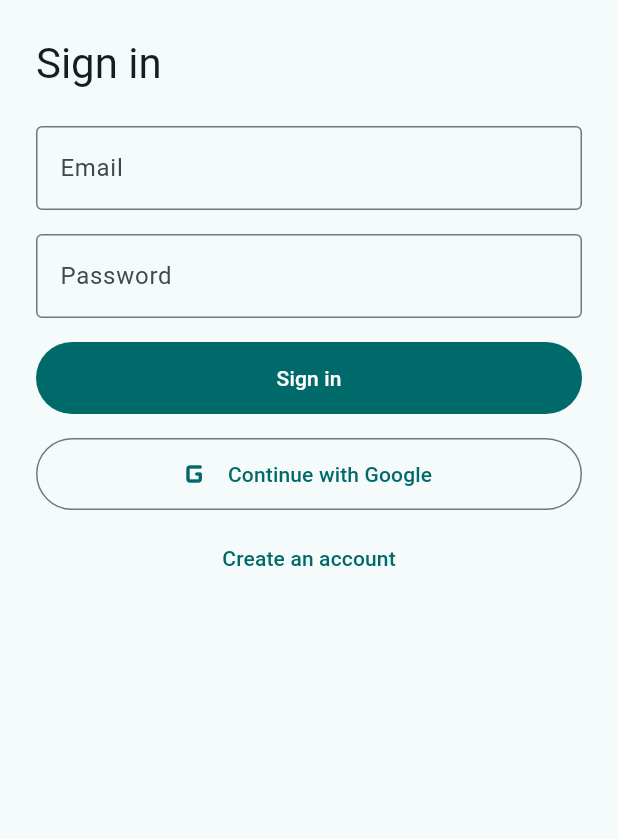
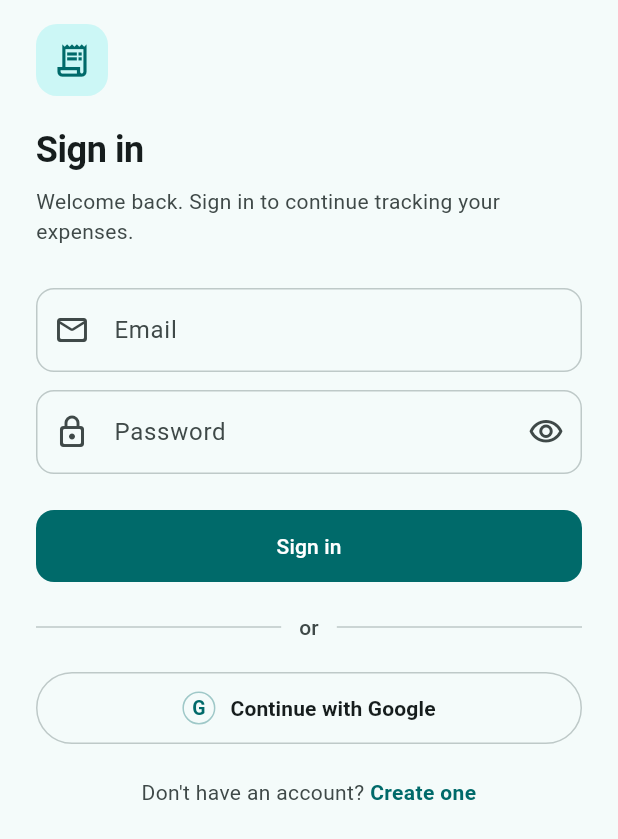
Before and after one commit to antharph/expenses_frontend, a Flutter app: the screen it shows after launch, on a phone screen of 412 x 824 dp. Shown: the top 839 px of the screen. Run offline on Flutter 3.47's test engine with Material 3 defaults, Android fonts, the phone set to English and light mode, and no system bars; our stand-ins replace dio, firebase_auth, firebase_core, fl_chart, flutter_riverpod, flutter_slidable and 4 more; accounts and stored records are empty.

Commit message:
login and registration

```diff
--- a/lib/features/auth/presentation/login_screen.dart
+++ b/lib/features/auth/presentation/login_screen.dart
@@ -3,6 +3,7 @@ import 'package:flutter_riverpod/flutter_riverpod.dart';
 
 import '../application/auth_page.dart';
 import '../application/session_notifier.dart';
+import 'widgets/auth_form_widgets.dart';
 
 class LoginScreen extends ConsumerStatefulWidget {
   const LoginScreen({super.key});
@@ -78,39 +79,39 @@ class _LoginScreenState extends ConsumerState<LoginScreen> {
 
   @override
   Widget build(BuildContext context) {
+    final scheme = Theme.of(context).colorScheme;
+
     return Scaffold(
-      body: SafeArea(
-        child: Center(
-          child: ConstrainedBox(
-            constraints: const BoxConstraints(maxWidth: 420),
-            child: ListView(
-              padding: const EdgeInsets.all(24),
+      body: AuthScaffold(
+        child: Column(
+          crossAxisAlignment: CrossAxisAlignment.stretch,
           children: [
-                Text(
-                  'Sign in',
-                  style: Theme.of(context).textTheme.headlineMedium,
+            const AuthHeader(
+              title: 'Sign in',
+              subtitle: 'Welcome back. Sign in to continue tracking your expenses.',
             ),
             if (_authError != null) ...[
-                  const SizedBox(height: 12),
-                  Text(
-                    _authError!,
-                    style: Theme.of(context).textTheme.bodyMedium?.copyWith(
-                          color: Theme.of(context).colorScheme.error,
-                        ),
-                  ),
+              const SizedBox(height: 20),
+              AuthErrorBanner(message: _authError!),
             ],
-                const SizedBox(height: 24),
+            const SizedBox(height: 28),
             Form(
               key: _formKey,
               child: Column(
+                crossAxisAlignment: CrossAxisAlignment.stretch,
                 children: [
                   TextFormField(
                     controller: _email,
                     keyboardType: TextInputType.emailAddress,
+                    textInputAction: TextInputAction.next,
                     autofillHints: const [AutofillHints.email],
-                        decoration: const InputDecoration(
-                          labelText: 'Email',
-                          border: OutlineInputBorder(),
+                    decoration: authFieldDecoration(
+                      context,
+                      label: 'Email',
+                      prefixIcon: Icon(
+                        Icons.mail_outline_rounded,
+                        color: scheme.onSurfaceVariant,
+                      ),
                     ),
                     validator: (value) {
                       final v = value?.trim() ?? '';
@@ -123,15 +124,11 @@ class _LoginScreenState extends ConsumerState<LoginScreen> {
                       return null;
                     },
                   ),
-                      const SizedBox(height: 16),
-                      TextFormField(
+                  const SizedBox(height: 12),
+                  AuthPasswordField(
                     controller: _password,
-                        obscureText: true,
+                    label: 'Password',
                     autofillHints: const [AutofillHints.password],
-                        decoration: const InputDecoration(
-                          labelText: 'Password',
-                          border: OutlineInputBorder(),
-                        ),
                     validator: (value) {
                       if (value == null || value.isEmpty) {
                         return 'Enter your password';
@@ -139,11 +136,14 @@ class _LoginScreenState extends ConsumerState<LoginScreen> {
                       return null;
                     },
                   ),
-                      const SizedBox(height: 16),
+                  const SizedBox(height: 24),
                   FilledButton(
                     onPressed: _busy ? null : _submitEmailPassword,
                     style: FilledButton.styleFrom(
                       minimumSize: const Size.fromHeight(48),
+                      shape: RoundedRectangleBorder(
+                        borderRadius: BorderRadius.circular(12),
+                      ),
                     ),
                     child: _submittingEmail
                         ? const SizedBox(
@@ -153,31 +153,27 @@ class _LoginScreenState extends ConsumerState<LoginScreen> {
                           )
                         : const Text('Sign in'),
                   ),
-                      const SizedBox(height: 16),
-                      OutlinedButton.icon(
+                  const SizedBox(height: 20),
+                  const AuthOrDivider(),
+                  const SizedBox(height: 20),
+                  GoogleSignInButton(
                     onPressed: _busy ? null : _submitGoogle,
-                        icon: const Icon(Icons.g_mobiledata_rounded, size: 28),
-                        label: const Text('Continue with Google'),
-                        style: OutlinedButton.styleFrom(
-                          minimumSize: const Size.fromHeight(48),
-                        ),
+                    loading: _submittingGoogle,
                   ),
                 ],
               ),
             ),
             const SizedBox(height: 8),
-                TextButton(
+            AuthFooterLink(
+              prompt: "Don't have an account?",
+              actionLabel: 'Create one',
               onPressed: _busy
                   ? null
                   : () {
-                          ref.read(authPageProvider.notifier).state =
-                              AuthPage.register;
+                      ref.read(authPageProvider.notifier).state = AuthPage.register;
                     },
-                  child: const Text('Create an account'),
             ),
           ],
-            ),
-          ),
         ),
       ),
     );
--- a/lib/features/auth/presentation/register_screen.dart
+++ b/lib/features/auth/presentation/register_screen.dart
@@ -3,6 +3,7 @@ import 'package:flutter_riverpod/flutter_riverpod.dart';
 
 import '../application/auth_page.dart';
 import '../application/session_notifier.dart';
+import 'widgets/auth_form_widgets.dart';
 
 class RegisterScreen extends ConsumerStatefulWidget {
   const RegisterScreen({super.key});
@@ -61,39 +62,39 @@ class _RegisterScreenState extends ConsumerState<RegisterScreen> {
   @override
   Widget build(BuildContext context) {
     final busy = _submitting;
+    final scheme = Theme.of(context).colorScheme;
 
     return Scaffold(
-      body: SafeArea(
-        child: Center(
-          child: ConstrainedBox(
-            constraints: const BoxConstraints(maxWidth: 420),
-            child: ListView(
-              padding: const EdgeInsets.all(24),
+      body: AuthScaffold(
+        child: Column(
+          crossAxisAlignment: CrossAxisAlignment.stretch,
           children: [
-                Text(
-                  'Create account',
-                  style: Theme.of(context).textTheme.headlineMedium,
+            const AuthHeader(
+              title: 'Create account',
+              subtitle: 'Set up your account to start tracking expenses.',
             ),
             if (_registerError != null) ...[
-                  const SizedBox(height: 12),
-                  Text(
-                    _registerError!,
-                    style: Theme.of(context).textTheme.bodyMedium?.copyWith(
-                          color: Theme.of(context).colorScheme.error,
-                        ),
-                  ),
+              const SizedBox(height: 20),
+              AuthErrorBanner(message: _registerError!),
             ],
-                const SizedBox(height: 24),
+            const SizedBox(height: 28),
             Form(
               key: _formKey,
               child: Column(
+                crossAxisAlignment: CrossAxisAlignment.stretch,
                 children: [
                   TextFormField(
                     controller: _name,
                     textCapitalization: TextCapitalization.words,
-                        decoration: const InputDecoration(
-                          labelText: 'Name',
-                          border: OutlineInputBorder(),
+                    textInputAction: TextInputAction.next,
+                    autofillHints: const [AutofillHints.name],
+                    decoration: authFieldDecoration(
+                      context,
+                      label: 'Name',
+                      prefixIcon: Icon(
+                        Icons.person_outline_rounded,
+                        color: scheme.onSurfaceVariant,
+                      ),
                     ),
                     validator: (value) {
                       if (value == null || value.trim().isEmpty) {
@@ -102,14 +103,19 @@ class _RegisterScreenState extends ConsumerState<RegisterScreen> {
                       return null;
                     },
                   ),
-                      const SizedBox(height: 16),
+                  const SizedBox(height: 12),
                   TextFormField(
                     controller: _email,
                     keyboardType: TextInputType.emailAddress,
+                    textInputAction: TextInputAction.next,
                     autofillHints: const [AutofillHints.email],
-                        decoration: const InputDecoration(
-                          labelText: 'Email',
-                          border: OutlineInputBorder(),
+                    decoration: authFieldDecoration(
+                      context,
+                      label: 'Email',
+                      prefixIcon: Icon(
+                        Icons.mail_outline_rounded,
+                        color: scheme.onSurfaceVariant,
+                      ),
                     ),
                     validator: (value) {
                       final v = value?.trim() ?? '';
@@ -122,15 +128,11 @@ class _RegisterScreenState extends ConsumerState<RegisterScreen> {
                       return null;
                     },
                   ),
-                      const SizedBox(height: 16),
-                      TextFormField(
+                  const SizedBox(height: 12),
+                  AuthPasswordField(
                     controller: _password,
-                        obscureText: true,
+                    label: 'Password',
                     autofillHints: const [AutofillHints.newPassword],
-                        decoration: const InputDecoration(
-                          labelText: 'Password',
-                          border: OutlineInputBorder(),
-                        ),
                     validator: (value) {
                       if (value == null || value.isEmpty) {
                         return 'Enter a password';
@@ -141,27 +143,29 @@ class _RegisterScreenState extends ConsumerState<RegisterScreen> {
                       return null;
                     },
                   ),
-                      const SizedBox(height: 16),
-                      TextFormField(
+                  const SizedBox(height: 12),
+                  AuthPasswordField(
                     controller: _passwordConfirmation,
-                        obscureText: true,
+                    label: 'Confirm password',
                     autofillHints: const [AutofillHints.newPassword],
-                        decoration: const InputDecoration(
-                          labelText: 'Confirm password',
-                          border: OutlineInputBorder(),
-                        ),
                     validator: (value) {
+                      if (value == null || value.isEmpty) {
+                        return 'Confirm your password';
+                      }
                       if (value != _password.text) {
                         return 'Passwords do not match';
                       }
                       return null;
                     },
                   ),
-                      const SizedBox(height: 16),
+                  const SizedBox(height: 24),
                   FilledButton(
                     onPressed: busy ? null : _submit,
                     style: FilledButton.styleFrom(
                       minimumSize: const Size.fromHeight(48),
+                      shape: RoundedRectangleBorder(
+                        borderRadius: BorderRadius.circular(12),
+                      ),
                     ),
                     child: busy
                         ? const SizedBox(
@@ -175,18 +179,16 @@ class _RegisterScreenState extends ConsumerState<RegisterScreen> {
               ),
             ),
             const SizedBox(height: 8),
-                TextButton(
+            AuthFooterLink(
+              prompt: 'Already have an account?',
+              actionLabel: 'Sign in',
               onPressed: busy
                   ? null
                   : () {
-                          ref.read(authPageProvider.notifier).state =
-                              AuthPage.login;
+                      ref.read(authPageProvider.notifier).state = AuthPage.login;
                     },
-                  child: const Text('Already have an account? Sign in'),
             ),
           ],
-            ),
-          ),
         ),
       ),
     );
--- /dev/null
+++ b/lib/features/auth/presentation/widgets/auth_form_widgets.dart
@@ -0,0 +1,354 @@
+import 'package:flutter/material.dart';
+
+/// Shared layout and field styling for sign-in and registration screens.
+///
+/// Keeps auth forms visually aligned with other premium sheets (filled fields,
+/// rounded borders, clear hierarchy) without duplicating decoration logic.
+
+InputDecoration authFieldDecoration(
+  BuildContext context, {
+  required String label,
+  String? hint,
+  Widget? prefixIcon,
+  Widget? suffixIcon,
+}) {
+  final scheme = Theme.of(context).colorScheme;
+
+  return InputDecoration(
+    labelText: label,
+    hintText: hint,
+    prefixIcon: prefixIcon,
+    suffixIcon: suffixIcon,
+    filled: true,
+    fillColor: scheme.surface,
+    border: OutlineInputBorder(borderRadius: BorderRadius.circular(12)),
+    enabledBorder: OutlineInputBorder(
+      borderRadius: BorderRadius.circular(12),
+      borderSide: BorderSide(color: scheme.outlineVariant),
+    ),
+    focusedBorder: OutlineInputBorder(
+      borderRadius: BorderRadius.circular(12),
+      borderSide: BorderSide(color: scheme.primary, width: 1.5),
+    ),
+    errorBorder: OutlineInputBorder(
+      borderRadius: BorderRadius.circular(12),
+      borderSide: BorderSide(color: scheme.error),
+    ),
+    focusedErrorBorder: OutlineInputBorder(
+      borderRadius: BorderRadius.circular(12),
+      borderSide: BorderSide(color: scheme.error, width: 1.5),
+    ),
+  );
+}
+
+class AuthScaffold extends StatelessWidget {
+  const AuthScaffold({
+    super.key,
+    required this.child,
+  });
+
+  final Widget child;
+
+  @override
+  Widget build(BuildContext context) {
+    final surface = Theme.of(context).scaffoldBackgroundColor;
+    final bottomInset = MediaQuery.viewInsetsOf(context).bottom;
+    final safeBottom = MediaQuery.paddingOf(context).bottom;
+
+    return ColoredBox(
+      color: surface,
+      child: SafeArea(
+        child: Center(
+          child: ConstrainedBox(
+            constraints: const BoxConstraints(maxWidth: 420),
+            child: ListView(
+              padding: EdgeInsets.fromLTRB(24, 16, 24, bottomInset + safeBottom + 24),
+              keyboardDismissBehavior: ScrollViewKeyboardDismissBehavior.onDrag,
+              children: [child],
+            ),
+          ),
+        ),
+      ),
+    );
+  }
+}
+
+class AuthHeader extends StatelessWidget {
+  const AuthHeader({
+    super.key,
+    required this.title,
+    required this.subtitle,
+  });
+
+  final String title;
+  final String subtitle;
+
+  @override
+  Widget build(BuildContext context) {
+    final theme = Theme.of(context);
+    final scheme = theme.colorScheme;
+
+    return Column(
+      crossAxisAlignment: CrossAxisAlignment.start,
+      children: [
+        Container(
+          width: 48,
+          height: 48,
+          decoration: BoxDecoration(
+            color: scheme.primaryContainer.withValues(alpha: 0.45),
+            borderRadius: BorderRadius.circular(14),
+          ),
+          child: Icon(
+            Icons.receipt_long_outlined,
+            color: scheme.primary,
+            size: 26,
+          ),
+        ),
+        const SizedBox(height: 20),
+        Text(
+          title,
+          style: theme.textTheme.headlineSmall?.copyWith(
+            fontWeight: FontWeight.w700,
+            letterSpacing: -0.3,
+          ),
+        ),
+        const SizedBox(height: 8),
+        Text(
+          subtitle,
+          style: theme.textTheme.bodyMedium?.copyWith(
+            color: scheme.onSurfaceVariant,
+            height: 1.4,
+          ),
+        ),
+      ],
+    );
+  }
+}
+
+class AuthErrorBanner extends StatelessWidget {
+  const AuthErrorBanner({super.key, required this.message});
+
+  final String message;
+
+  @override
+  Widget build(BuildContext context) {
+    final scheme = Theme.of(context).colorScheme;
+
+    return Container(
+      width: double.infinity,
+      padding: const EdgeInsets.symmetric(horizontal: 14, vertical: 12),
+      decoration: BoxDecoration(
+        color: scheme.errorContainer.withValues(alpha: 0.55),
+        borderRadius: BorderRadius.circular(12),
+        border: Border.all(color: scheme.error.withValues(alpha: 0.25)),
+      ),
+      child: Row(
+        crossAxisAlignment: CrossAxisAlignment.start,
+        children: [
+          Icon(Icons.error_outline_rounded, size: 20, color: scheme.error),
+          const SizedBox(width: 10),
+          Expanded(
+            child: Text(
+              message,
+              style: Theme.of(context).textTheme.bodyMedium?.copyWith(
+                    color: scheme.onErrorContainer,
+                    height: 1.35,
+                  ),
+            ),
+          ),
+        ],
+      ),
+    );
+  }
+}
+
+class AuthPasswordField extends StatefulWidget {
+  const AuthPasswordField({
+    super.key,
+    required this.controller,
+    required this.label,
+    this.autofillHints,
+    this.validator,
+  });
+
+  final TextEditingController controller;
+  final String label;
+  final Iterable<String>? autofillHints;
+  final FormFieldValidator<String>? validator;
+
+  @override
+  State<AuthPasswordField> createState() => _AuthPasswordFieldState();
+}
+
+class _AuthPasswordFieldState extends State<AuthPasswordField> {
+  bool _obscure = true;
+
+  @override
+  Widget build(BuildContext context) {
+    final scheme = Theme.of(context).colorScheme;
+
+    return TextFormField(
+      controller: widget.controller,
+      obscureText: _obscure,
+      autofillHints: widget.autofillHints,
+      decoration: authFieldDecoration(
+        context,
+        label: widget.label,
+        prefixIcon: Icon(Icons.lock_outline_rounded, color: scheme.onSurfaceVariant),
+        suffixIcon: IconButton(
+          tooltip: _obscure ? 'Show password' : 'Hide password',
+          onPressed: () => setState(() => _obscure = !_obscure),
+          icon: Icon(
+            _obscure ? Icons.visibility_outlined : Icons.visibility_off_outlined,
+            color: scheme.onSurfaceVariant,
+          ),
+        ),
+      ),
+      validator: widget.validator,
+    );
+  }
+}
+
+class AuthOrDivider extends StatelessWidget {
+  const AuthOrDivider({super.key});
+
+  @override
+  Widget build(BuildContext context) {
+    final scheme = Theme.of(context).colorScheme;
+
+    return Row(
+      children: [
+        Expanded(child: Divider(color: scheme.outlineVariant)),
+        Padding(
+          padding: const EdgeInsets.symmetric(horizontal: 12),
+          child: Text(
+            'or',
+            style: Theme.of(context).textTheme.labelLarge?.copyWith(
+                  color: scheme.onSurfaceVariant,
+                ),
+          ),
+        ),
+        Expanded(child: Divider(color: scheme.outlineVariant)),
+      ],
+    );
+  }
+}
+
+class GoogleSignInButton extends StatelessWidget {
+  const GoogleSignInButton({
+    super.key,
+    required this.onPressed,
+    required this.loading,
+  });
+
+  final VoidCallback? onPressed;
+  final bool loading;
+
+  @override
+  Widget build(BuildContext context) {
+    final scheme = Theme.of(context).colorScheme;
+
+    return OutlinedButton(
+      onPressed: onPressed,
+      style: OutlinedButton.styleFrom(
+        minimumSize: const Size.fromHeight(48),
+        side: BorderSide(color: scheme.outlineVariant),
+        backgroundColor: scheme.surface,
+      ),
+      child: loading
+          ? SizedBox(
+              width: 22,
+              height: 22,
+              child: CircularProgressIndicator(
+                strokeWidth: 2,
+                color: scheme.primary,
+              ),
+            )
+          : Row(
+              mainAxisAlignment: MainAxisAlignment.center,
+              children: [
+                _GoogleMark(color: scheme.primary),
+                const SizedBox(width: 10),
+                Text(
+                  'Continue with Google',
+                  style: Theme.of(context).textTheme.labelLarge?.copyWith(
+                        color: scheme.onSurface,
+                        fontWeight: FontWeight.w600,
+                      ),
+                ),
+              ],
+            ),
+    );
+  }
+}
+
+class _GoogleMark extends StatelessWidget {
+  const _GoogleMark({required this.color});
+
+  final Color color;
+
+  @override
+  Widget build(BuildContext context) {
+    return Container(
+      width: 22,
+      height: 22,
+      alignment: Alignment.center,
+      decoration: BoxDecoration(
+        shape: BoxShape.circle,
+        border: Border.all(color: color.withValues(alpha: 0.35)),
+      ),
+      child: Text(
+        'G',
+        style: TextStyle(
+          color: color,
+          fontWeight: FontWeight.w700,
+          fontSize: 13,
+          height: 1,
+        ),
+      ),
+    );
+  }
+}
+
+class AuthFooterLink extends StatelessWidget {
+  const AuthFooterLink({
+    super.key,
+    required this.prompt,
+    required this.actionLabel,
+    required this.onPressed,
+  });
+
+  final String prompt;
+  final String actionLabel;
+  final VoidCallback? onPressed;
+
+  @override
+  Widget build(BuildContext context) {
+    final theme = Theme.of(context);
+    final scheme = theme.colorScheme;
+
+    return TextButton(
+      onPressed: onPressed,
+      style: TextButton.styleFrom(
+        minimumSize: const Size(48, 48),
+        padding: const EdgeInsets.symmetric(horizontal: 8, vertical: 12),
+      ),
+      child: Text.rich(
+        TextSpan(
+          style: theme.textTheme.bodyMedium?.copyWith(color: scheme.onSurfaceVariant),
+          children: [
+            TextSpan(text: '$prompt '),
+            TextSpan(
+              text: actionLabel,
+              style: TextStyle(
+                color: scheme.primary,
+                fontWeight: FontWeight.w600,
+              ),
+            ),
+          ],
+        ),
+        textAlign: TextAlign.center,
+      ),
+    );
+  }
+}
```
Lines whose indentation alone changed are shown as unchanged.
